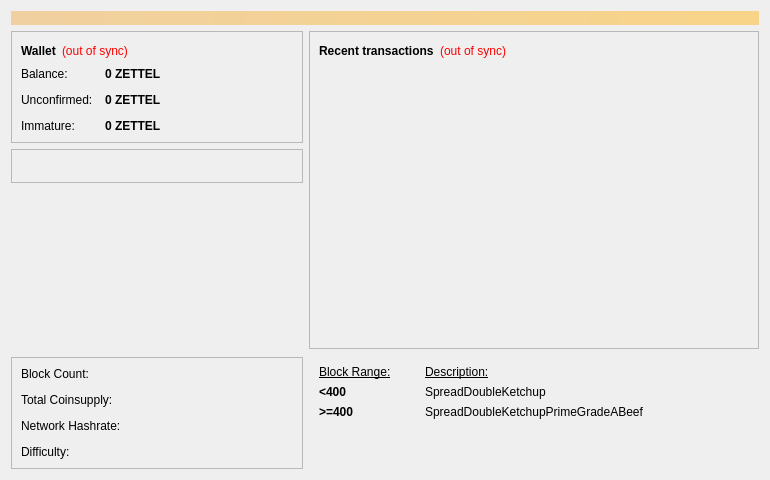
First picture: the form in src/qt/forms/overviewpage.ui, repository zettel-kasten/burgerbot, before the edit.
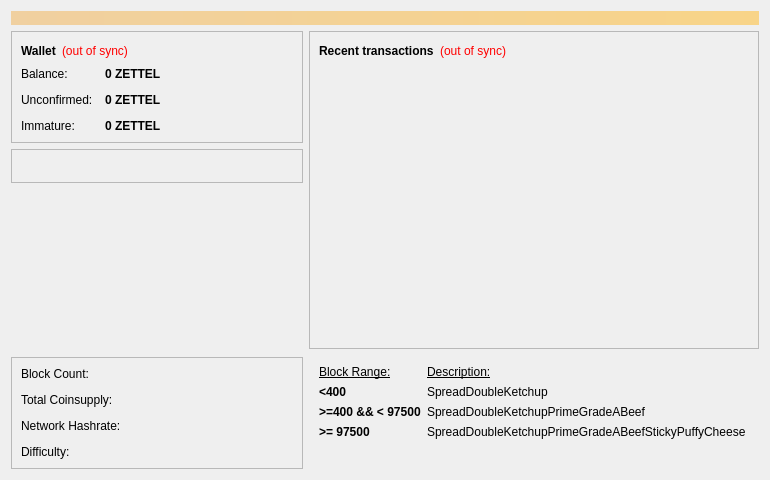
Second picture: the form after the edit. Icons and pictures are not drawn.

Patch:
```diff
--- a/src/qt/forms/overviewpage.ui
+++ b/src/qt/forms/overviewpage.ui
@@ -477,7 +477,7 @@
          <item row="3" column="1">
           <widget class="QLabel" name="label_17">
            <property name="text">
-            <string/>
+            <string>SpreadDoubleKetchupPrimeGradeABeefStickyPuffyCheese</string>
            </property>
           </widget>
          </item>
@@ -528,7 +528,7 @@
             </font>
            </property>
            <property name="text">
-            <string>&gt;=400</string>
+            <string>&gt;=400 &amp;&amp; &lt; 97500</string>
            </property>
           </widget>
          </item>
@@ -548,7 +548,7 @@
             </font>
            </property>
            <property name="text">
-            <string/>
+            <string>&gt;= 97500</string>
            </property>
           </widget>
          </item>
```
